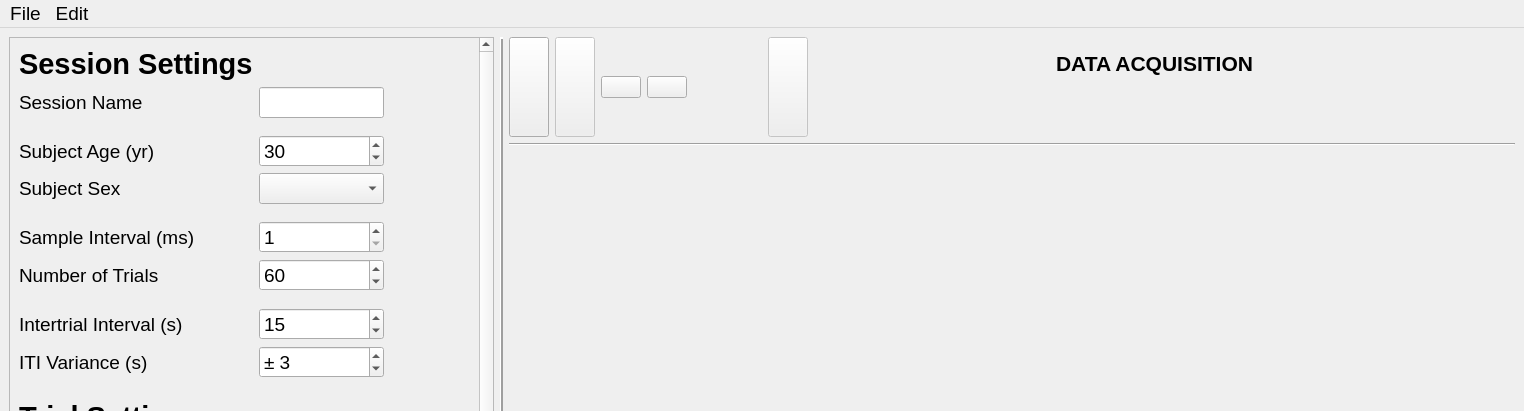
Above: MainUI.ui from tennesseeBonner1/PiBlink before the change; both pictures show x 0 to 1524 and y 0 to 411 of the 1524 by 733 pixel window. Below: the same form after it.
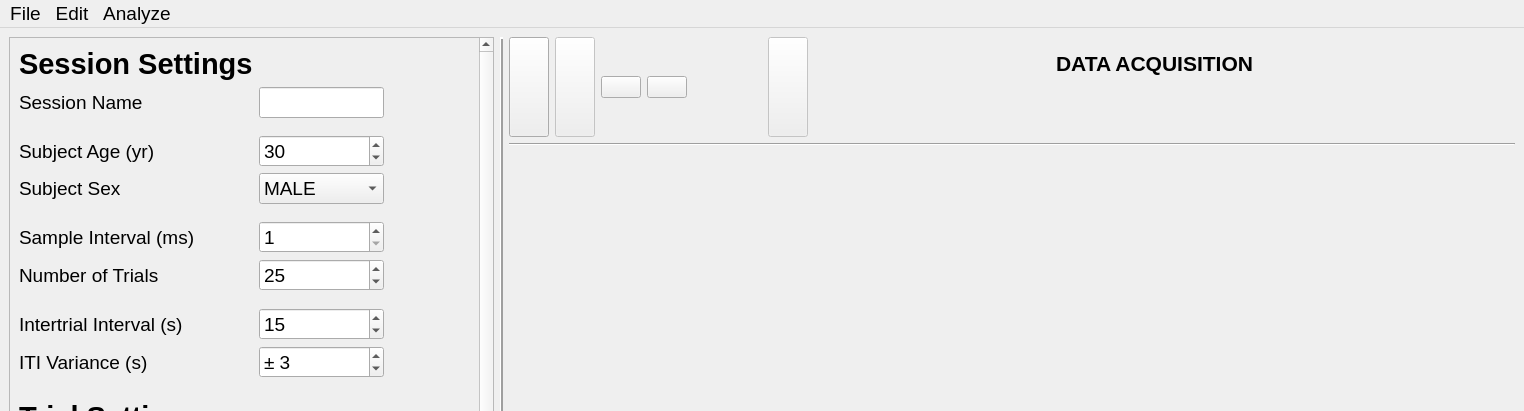
That is the form after the change. Icons and pictures are not drawn. Custom widgets are drawn as their Qt base class.

Commit message:
Small update to GUI on main window to include Analyze
Other notes:
- Status messages for most menu bar items (appear on the bottom of the program window)
- Lowered default number of trails to 25
- Changed number of trials spinbox to adjust by 1 rather than 5

What changed in the file:
```diff
--- a/MainUI.ui
+++ b/MainUI.ui
@@ -57,8 +57,8 @@
         <rect>
          <x>0</x>
          <y>0</y>
-         <width>462</width>
-         <height>801</height>
+         <width>466</width>
+         <height>670</height>
         </rect>
        </property>
        <layout class="QFormLayout" name="formLayout_2">
@@ -188,6 +188,9 @@
           <property name="focusPolicy">
            <enum>Qt::StrongFocus</enum>
           </property>
+          <property name="buttonSymbols">
+           <enum>QAbstractSpinBox::UpDownArrows</enum>
+          </property>
           <property name="suffix">
            <string/>
           </property>
@@ -195,13 +198,13 @@
            <number>1</number>
           </property>
           <property name="maximum">
-           <number>10000000</number>
+           <number>500</number>
           </property>
           <property name="singleStep">
            <number>5</number>
           </property>
           <property name="value">
-           <number>60</number>
+           <number>25</number>
           </property>
          </widget>
         </item>
@@ -839,6 +842,16 @@
             <pointsize>14</pointsize>
            </font>
           </property>
+          <item>
+           <property name="text">
+            <string>MALE</string>
+           </property>
+          </item>
+          <item>
+           <property name="text">
+            <string>FEMALE</string>
+           </property>
+          </item>
          </widget>
         </item>
         <item row="6" column="0">
@@ -1184,7 +1197,7 @@
      <x>0</x>
      <y>0</y>
      <width>1524</width>
-     <height>37</height>
+     <height>31</height>
     </rect>
    </property>
    <property name="font">
@@ -1211,8 +1224,16 @@
     </property>
     <addaction name="actionDisplaySettings"/>
    </widget>
+   <widget class="QMenu" name="menuAnalyze">
+    <property name="title">
+     <string>Analyze</string>
+    </property>
+    <addaction name="actionRe_Analyze_Session"/>
+    <addaction name="actionGenerate_Matrix_View"/>
+   </widget>
    <addaction name="menuFile"/>
    <addaction name="menuEdit"/>
+   <addaction name="menuAnalyze"/>
   </widget>
   <widget class="QStatusBar" name="statusbar"/>
   <action name="actionOpen">
```
Left out of the diff: 53 changed lines with no effect on the pictures. The commit also changes 1 other file.
